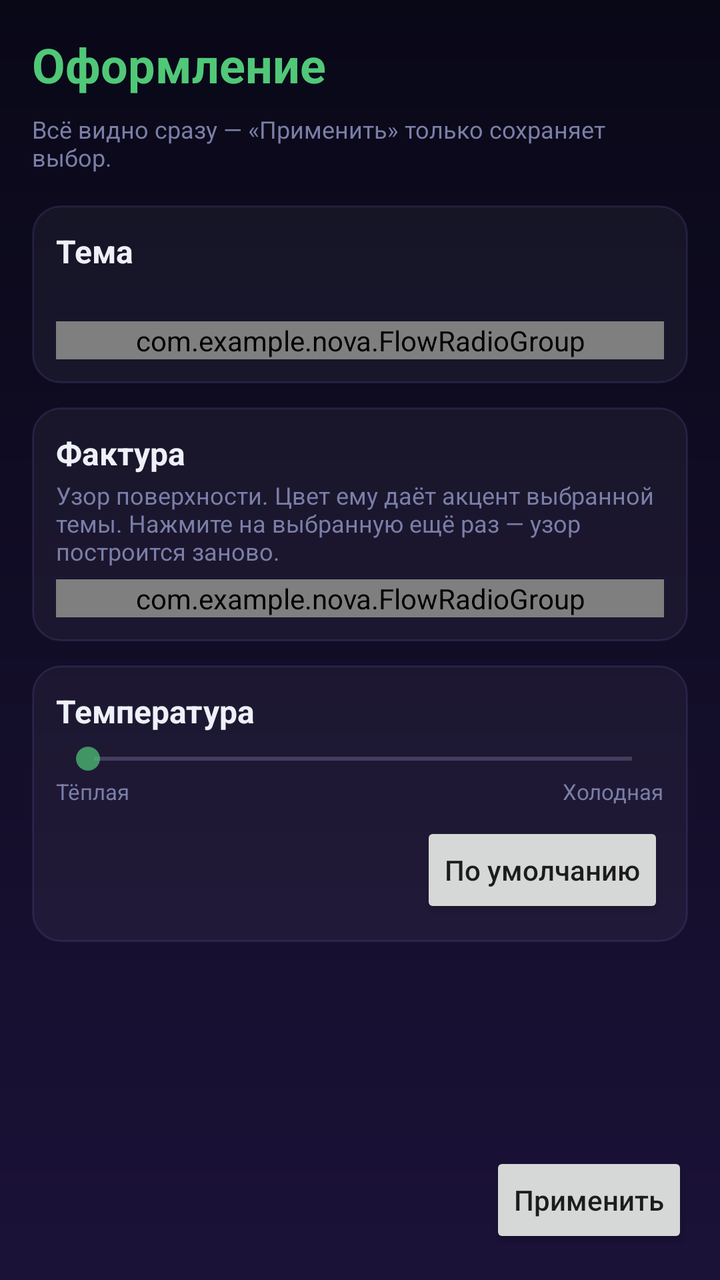
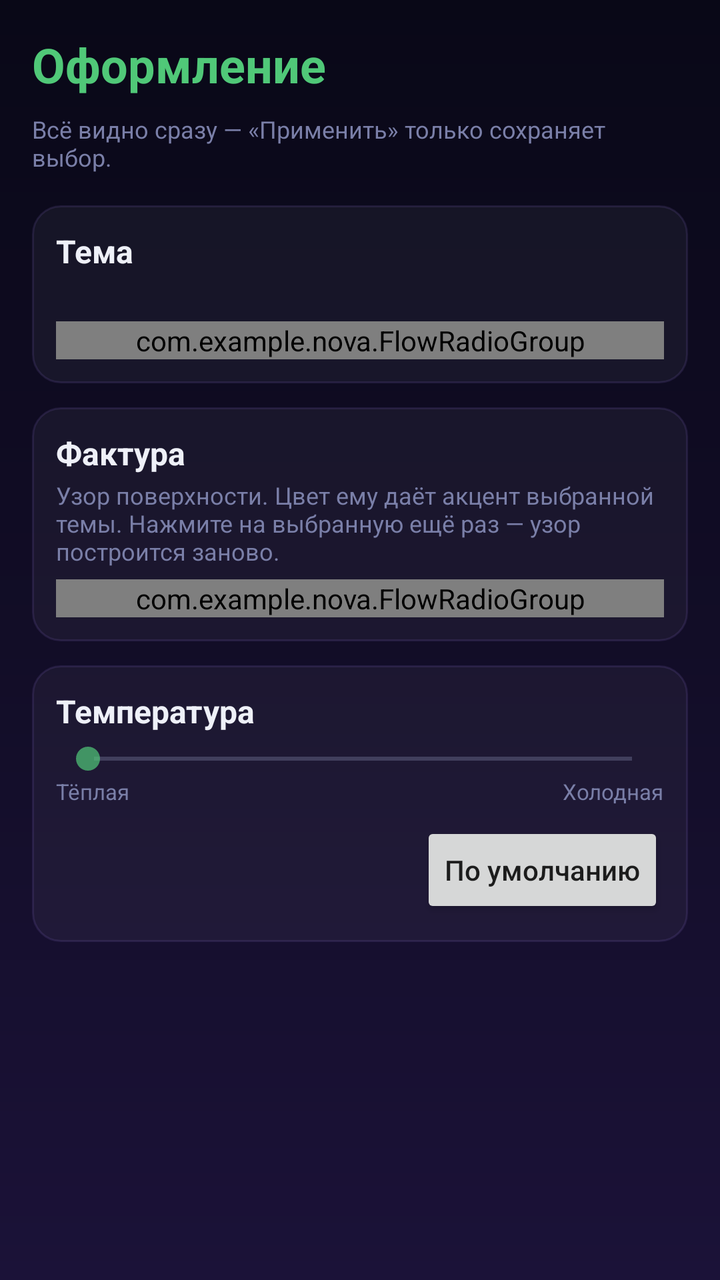

An Android layout rendered at two revisions. The XML below is the earlier revision; the diff shows what the commit changed to produce the second picture.
<!-- AndroidManifest.xml: activity theme Theme.Nova.Settings -->
<!-- res/layout/activity_theme_settings.xml -->
<?xml version="1.0" encoding="utf-8"?>
<LinearLayout xmlns:android="http://schemas.android.com/apk/res/android"
    android:layout_width="match_parent"
    android:layout_height="match_parent"
    android:orientation="vertical"
    android:paddingLeft="16dp"
    android:paddingTop="16dp"
    android:paddingRight="16dp">

    <ScrollView
        android:layout_width="match_parent"
        android:layout_height="0dp"
        android:layout_weight="1"
        android:clipToPadding="false"
        android:fillViewport="true"
        android:paddingBottom="12dp">

        <LinearLayout
            android:layout_width="match_parent"
            android:layout_height="wrap_content"
            android:orientation="vertical">

            <TextView
                android:layout_width="wrap_content"
                android:layout_height="wrap_content"
                android:text="Оформление"
                android:textColor="?attr/novaAccent"
                android:textSize="24sp"
                android:textStyle="bold" />

            <TextView
                android:layout_width="match_parent"
                android:layout_height="wrap_content"
                android:layout_marginTop="8dp"
                android:text="Всё видно сразу — «Применить» только сохраняет выбор."
                android:textColor="?attr/novaTextHint"
                android:textSize="12sp" />

            
            <LinearLayout
                android:layout_width="match_parent"
                android:layout_height="wrap_content"
                android:layout_marginTop="16dp"
                android:background="?attr/novaCardBackground"
                android:orientation="vertical"
                android:paddingLeft="12dp"
                android:paddingTop="12dp"
                android:paddingRight="12dp"
                android:paddingBottom="12dp">

                <TextView
                    android:layout_width="wrap_content"
                    android:layout_height="wrap_content"
                    android:text="Тема"
                    android:textColor="?attr/novaTextTitle"
                    android:textSize="16sp"
                    android:textStyle="bold" />

                <TextView
                    android:id="@+id/tv_theme_note"
                    android:layout_width="match_parent"
                    android:layout_height="wrap_content"
                    android:layout_marginTop="2dp"
                    android:layout_marginBottom="6dp"
                    android:textColor="?attr/novaTextHint"
                    android:textSize="12sp" />

                <com.example.nova.FlowRadioGroup
                    android:id="@+id/rg_theme"
                    android:layout_width="match_parent"
                    android:layout_height="wrap_content"
                    android:orientation="horizontal" />
            </LinearLayout>

            
            <LinearLayout
                android:layout_width="match_parent"
                android:layout_height="wrap_content"
                android:layout_marginTop="12dp"
                android:background="?attr/novaCardBackground"
                android:orientation="vertical"
                android:paddingLeft="12dp"
                android:paddingTop="12dp"
                android:paddingRight="12dp"
                android:paddingBottom="12dp">

                <TextView
                    android:layout_width="wrap_content"
                    android:layout_height="wrap_content"
                    android:text="Фактура"
                    android:textColor="?attr/novaTextTitle"
                    android:textSize="16sp"
                    android:textStyle="bold" />

                <TextView
                    android:layout_width="match_parent"
                    android:layout_height="wrap_content"
                    android:layout_marginTop="2dp"
                    android:layout_marginBottom="6dp"
                    android:text="Узор поверхности. Цвет ему даёт акцент выбранной темы. Нажмите на выбранную ещё раз — узор построится заново."
                    android:textColor="?attr/novaTextHint"
                    android:textSize="12sp" />

                <com.example.nova.FlowRadioGroup
                    android:id="@+id/rg_texture"
                    android:layout_width="match_parent"
                    android:layout_height="wrap_content"
                    android:orientation="horizontal" />
            </LinearLayout>

            
            <LinearLayout
                android:layout_width="match_parent"
                android:layout_height="wrap_content"
                android:layout_marginTop="12dp"
                android:background="?attr/novaCardBackground"
                android:orientation="vertical"
                android:paddingLeft="12dp"
                android:paddingTop="12dp"
                android:paddingRight="12dp"
                android:paddingBottom="12dp">

                <LinearLayout
                    android:layout_width="match_parent"
                    android:layout_height="wrap_content"
                    android:gravity="center_vertical"
                    android:orientation="horizontal">

                    <TextView
                        android:layout_width="0dp"
                        android:layout_height="wrap_content"
                        android:layout_weight="1"
                        android:text="Температура"
                        android:textColor="?attr/novaTextTitle"
                        android:textSize="16sp"
                        android:textStyle="bold" />

                    <TextView
                        android:id="@+id/tv_temperature_value"
                        android:layout_width="wrap_content"
                        android:layout_height="wrap_content"
                        android:textColor="?attr/novaAccent"
                        android:textSize="15sp"
                        android:textStyle="bold" />
                </LinearLayout>

                <SeekBar
                    android:id="@+id/sb_temperature"
                    android:layout_width="match_parent"
                    android:layout_height="wrap_content"
                    android:layout_marginTop="4dp"
                    android:progressTint="?attr/novaIconTint"
                    android:thumbTint="?attr/novaIconTint" />

                <LinearLayout
                    android:layout_width="match_parent"
                    android:layout_height="wrap_content"
                    android:orientation="horizontal">

                    <TextView
                        android:layout_width="0dp"
                        android:layout_height="wrap_content"
                        android:layout_weight="1"
                        android:text="Тёплая"
                        android:textColor="?attr/novaTextHint"
                        android:textSize="11sp" />

                    <TextView
                        android:layout_width="wrap_content"
                        android:layout_height="wrap_content"
                        android:text="Холодная"
                        android:textColor="?attr/novaTextHint"
                        android:textSize="11sp" />
                </LinearLayout>

                
                <Button
                    android:id="@+id/btn_temperature_default"
                    android:layout_width="wrap_content"
                    android:layout_height="wrap_content"
                    android:layout_gravity="end"
                    android:layout_marginTop="8dp"
                    android:text="По умолчанию"
                    android:textAllCaps="false"
                    android:textSize="14sp" />
            </LinearLayout>
        </LinearLayout>
    </ScrollView>

    <LinearLayout
        android:layout_width="match_parent"
        android:layout_height="wrap_content"
        android:layout_marginBottom="16dp"
        android:gravity="end"
        android:orientation="horizontal">

        <Button
            android:id="@+id/btn_appearance_apply"
            android:layout_width="wrap_content"
            android:layout_height="wrap_content"
            android:text="Применить"
            android:textAllCaps="false"
            android:textSize="14sp" />
    </LinearLayout>
</LinearLayout>
<!-- resources referenced by this layout -->
<resources>
  <!-- drawable bg_nova_screen_aurora (drawable) -->
  <?xml version="1.0" encoding="utf-8"?>
  <shape xmlns:android="http://schemas.android.com/apk/res/android"
      android:shape="rectangle">
      <gradient
          android:angle="270"
          android:startColor="#090817"
          android:centerColor="#120D27"
          android:endColor="#1B1238"
          android:type="linear" />
  </shape>
  <!-- drawable bg_nova_field_aurora (drawable) -->
  <?xml version="1.0" encoding="utf-8"?>
  <selector xmlns:android="http://schemas.android.com/apk/res/android">
      <item android:state_focused="true">
          <shape android:shape="rectangle">
              <solid android:color="?attr/novaFocusFill" />
              <corners android:radius="10dp" />
              <stroke android:width="3dp" android:color="?attr/novaFocusStroke" />
          </shape>
      </item>
      <item>
          <shape android:shape="rectangle">
              <solid android:color="#0BFFFFFF" />
              <corners android:radius="10dp" />
              <stroke android:width="1dp" android:color="#18A88DFF" />
          </shape>
      </item>
  </selector>
  <color name="nova_aurora_accent">#50C878</color>
  <color name="nova_aurora_text_value">#A8ADD4</color>
  <color name="nova_aurora_text_hint">#7A7FA8</color>
  <color name="nova_aurora_accent_dim">#2E50C878</color>
  <color name="nova_aurora_accent_on">#090817</color>
  <color name="nova_aurora_separator">#12FFFFFF</color>
  <color name="nova_aurora_group_from">#50C878</color>
  <color name="nova_aurora_group_to">#9FD9BC</color>
  <color name="nova_aurora_text_title">#EEF0F8</color>
  <color name="nova_aurora_switch_on">#50C878</color>
  <color name="nova_aurora_switch_off">#2EFFFFFF</color>
  <color name="nova_aurora_thumb_on">#FFFFFF</color>
  <color name="nova_aurora_thumb_off">#B8BED0</color>
  <color name="nova_aurora_icon_tint">#B350C878</color>
  <color name="nova_aurora_card_fill">#0BFFFFFF</color>
  <color name="nova_aurora_card_stroke">#1FA88DFF</color>
  <!-- drawable bg_nova_dialog_aurora (drawable) -->
  <?xml version="1.0" encoding="utf-8"?>
  <shape xmlns:android="http://schemas.android.com/apk/res/android"
      android:shape="rectangle">
      <solid android:color="#120D27" />
      <corners android:radius="16dp" />
      <stroke android:width="1dp" android:color="#1FA88DFF" />
  </shape>
  <color name="nova_aurora_focus_fill">#3350C878</color>
  <color name="nova_aurora_focus_stroke">#50C878</color>
  <style name="Widget.Nova.DialogButtonPrimary.Auroramint" parent="@style/Widget.Nova.DialogButton.Auroramint">
          <item name="android:background">@drawable/bg_nova_dialog_button_primary_aurora</item>
          <item name="android:textColor">@color/nova_aurora_accent_on</item>
      </style>
  <!-- drawable switch_thumb_liquid (drawable) -->
  <?xml version="1.0" encoding="utf-8"?>
  <layer-list xmlns:android="http://schemas.android.com/apk/res/android">
      <item
          android:top="3dp"
          android:bottom="3dp"
          android:left="3dp"
          android:right="3dp">
          <shape android:shape="oval">
              <size
                  android:width="23dp"
                  android:height="23dp"/>
              <solid android:color="#FFFFFF"/>
          </shape>
      </item>
  </layer-list>
  <!-- drawable switch_track_liquid (drawable) -->
  <?xml version="1.0" encoding="utf-8"?>
  <shape xmlns:android="http://schemas.android.com/apk/res/android"
      android:shape="rectangle">
      <size
          android:width="52dp"
          android:height="29dp"/>
      <corners android:radius="15dp"/>
      <solid android:color="#FFFFFF"/>
      <stroke
          android:width="1dp"
          android:color="#33FFFFFF"/>
  </shape>
  <!-- unchanged entries left out for length: 7 -->
</resources>

<!-- the commit's change to res/layout/activity_theme_settings.xml (unified diff, before → after) -->
@@ -8,6 +8,7 @@
     android:paddingRight="16dp">
 
     <ScrollView
+        android:id="@+id/sv_theme_scroll"
         android:layout_width="match_parent"
         android:layout_height="0dp"
         android:layout_weight="1"
@@ -187,19 +188,4 @@
         </LinearLayout>
     </ScrollView>
 
-    <LinearLayout
-        android:layout_width="match_parent"
-        android:layout_height="wrap_content"
-        android:layout_marginBottom="16dp"
-        android:gravity="end"
-        android:orientation="horizontal">
-
-        <Button
-            android:id="@+id/btn_appearance_apply"
-            android:layout_width="wrap_content"
-            android:layout_height="wrap_content"
-            android:text="Применить"
-            android:textAllCaps="false"
-            android:textSize="14sp" />
-    </LinearLayout>
 </LinearLayout>
